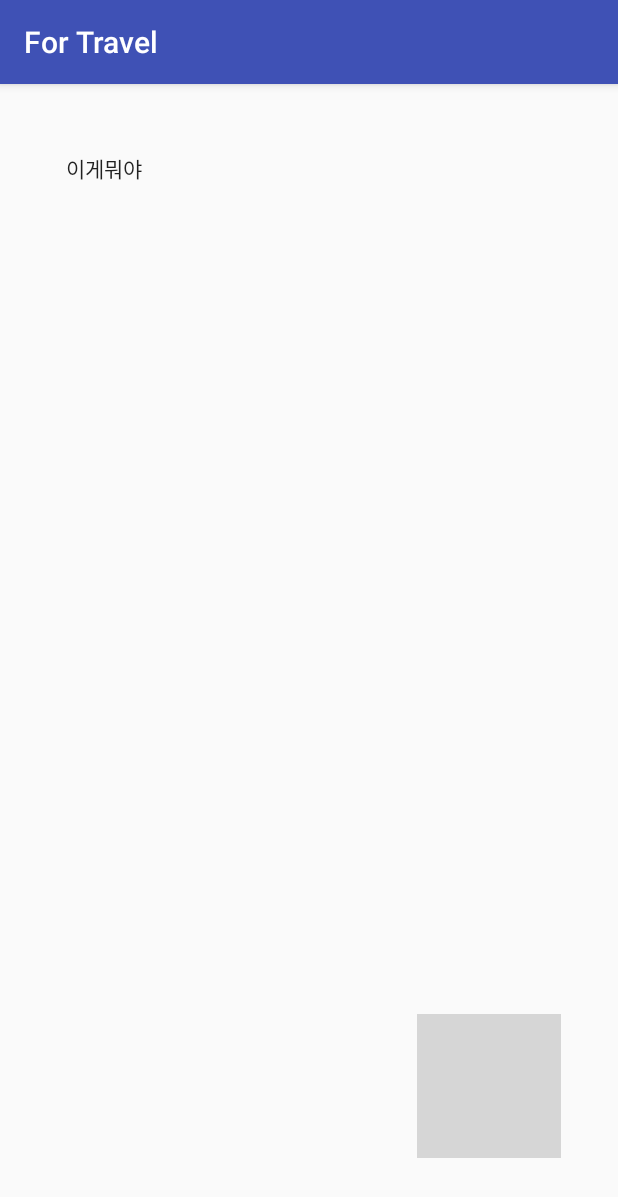
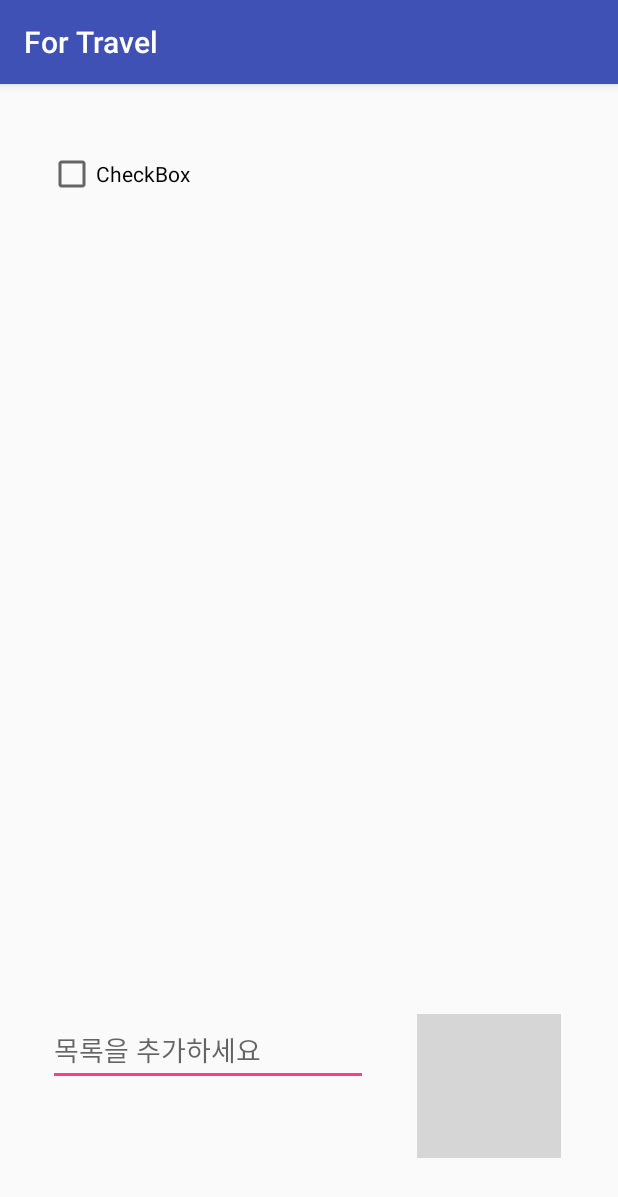
Before and after one commit to 20163093/ForTravel, an Android app: the Prepare screen opened directly, with no data from a screen before it, on a phone screen of 412 x 824 dp. Shown: the top 1197 px of the screen. Run offline under Robolectric (Android 15) with nearby library versions, the phone set to English and light mode, and no system bars; grey boxes are pictures that could not be loaded.

Commit message:
checkBox EditText connected

```diff
--- a/app/src/main/java/com/kmu/fortravel/Map.java
+++ b/app/src/main/java/com/kmu/fortravel/Map.java
@@ -1,18 +1,23 @@
 package com.kmu.fortravel;
 
+import android.location.Geocoder;
 import android.support.v4.app.FragmentActivity;
 import android.os.Bundle;
+import android.widget.Button;
+import android.widget.EditText;
 
 import com.google.android.gms.maps.CameraUpdateFactory;
 import com.google.android.gms.maps.GoogleMap;
 import com.google.android.gms.maps.OnMapReadyCallback;
 import com.google.android.gms.maps.SupportMapFragment;
 import com.google.android.gms.maps.model.LatLng;
+import com.google.android.gms.maps.model.Marker;
 import com.google.android.gms.maps.model.MarkerOptions;
 
 public class Map extends FragmentActivity implements OnMapReadyCallback {
 
     private GoogleMap mMap;
+    private Geocoder geocoder;
 
     @Override
     protected void onCreate(Bundle savedInstanceState) {
@@ -35,12 +40,13 @@ public class Map extends FragmentActivity implements OnMapReadyCallback {
      * installed Google Play services and returned to the app.
      */
     @Override
-    public void onMapReady(GoogleMap googleMap) {
+    public void onMapReady(final GoogleMap googleMap) {
         mMap = googleMap;
 
+
         // Add a marker in Sydney and move the camera
-        LatLng sydney = new LatLng(-34, 151);
-        mMap.addMarker(new MarkerOptions().position(sydney).title("Marker in Sydney"));
-        mMap.moveCamera(CameraUpdateFactory.newLatLng(sydney));
+//        LatLng sydney = new LatLng(-34, 151);
+//        mMap.addMarker(new MarkerOptions().position(sydney).title("Marker in Sydney"));
+//        mMap.moveCamera(CameraUpdateFactory.newLatLng(sydney));
     }
 }
--- a/app/src/main/java/com/kmu/fortravel/Prepare.java
+++ b/app/src/main/java/com/kmu/fortravel/Prepare.java
@@ -5,6 +5,8 @@ import android.os.Bundle;
 import android.view.View;
 import android.widget.CheckBox;
 import android.widget.CompoundButton;
+import android.widget.EditText;
+import android.widget.ImageButton;
 
 public class Prepare extends AppCompatActivity {
 
@@ -12,9 +14,22 @@ public class Prepare extends AppCompatActivity {
     protected void onCreate(Bundle savedInstanceState) {
         super.onCreate(savedInstanceState);
         setContentView(R.layout.activity_prepare);
+
+        final EditText editText = (EditText) findViewById(R.id.editText);
+        ImageButton imageButton = (ImageButton) findViewById(R.id.imageButton);
+        final CheckBox checkBox = (CheckBox) findViewById(R.id.checkBox);
+
+        imageButton.setOnClickListener(new View.OnClickListener()   {
+            @Override
+            public void onClick (View v) {
+                checkBox.setText(editText.getText());
+            }
+        });
     }
 
 
 
 
+
+
 }
--- a/app/src/main/res/layout/activity_prepare.xml
+++ b/app/src/main/res/layout/activity_prepare.xml
@@ -18,13 +18,24 @@
         android:contentDescription="@string/imageButton"
         app:srcCompat="@drawable/clipboard" />
 
-    <CheckedTextView
-        android:id="@+id/checkedTextView"
+    <EditText
+        android:id="@+id/editText"
         android:layout_width="wrap_content"
         android:layout_height="wrap_content"
         android:layout_alignParentStart="true"
+        android:layout_alignTop="@+id/imageButton"
+        android:layout_marginStart="32dp"
+        android:ems="10"
+        android:hint="목록을 추가하세요"
+        android:inputType="text" />
+
+    <CheckBox
+        android:id="@+id/checkBox"
+        android:layout_width="wrap_content"
+        android:layout_height="wrap_content"
         android:layout_alignParentTop="true"
-        android:layout_marginStart="44dp"
-        android:layout_marginTop="45dp"
-        android:text="이게뭐야" />
+        android:layout_alignStart="@+id/editText"
+        android:layout_marginTop="44dp"
+        android:text="CheckBox" />
+
 </RelativeLayout>
```
